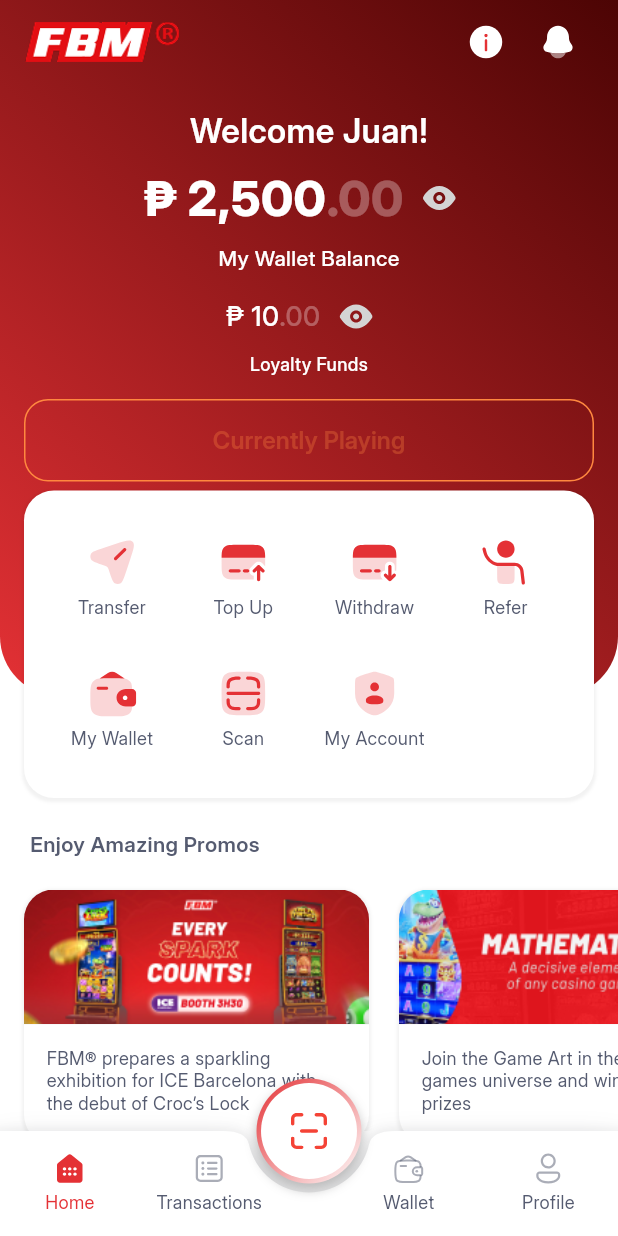
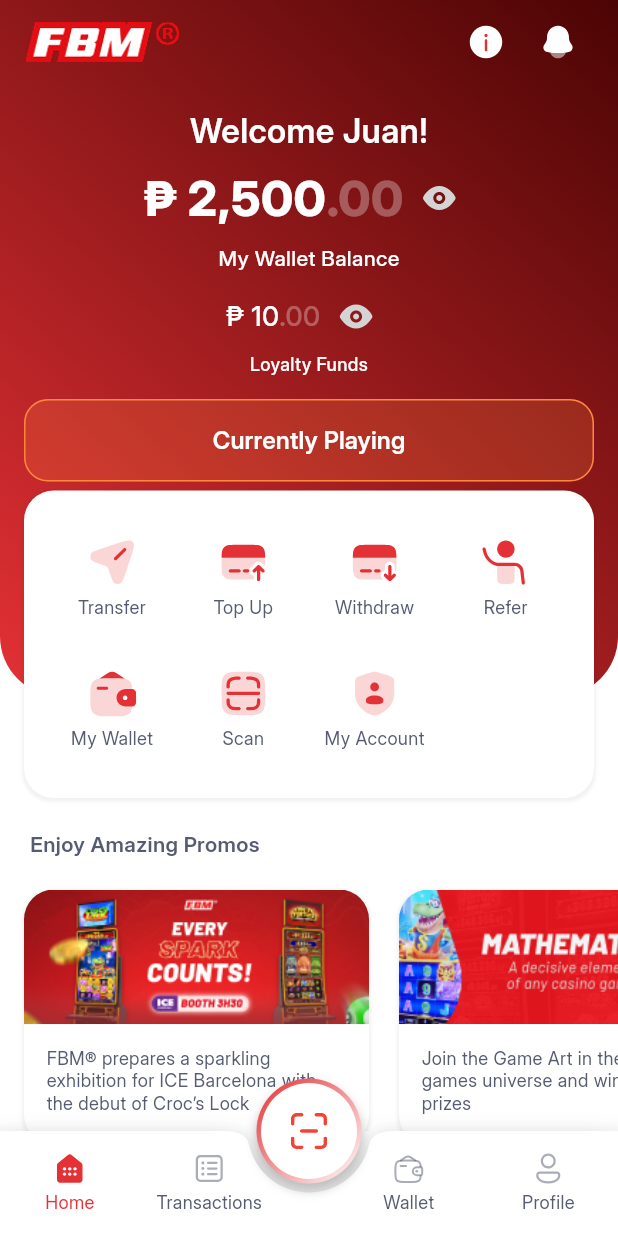
Before and after one commit to alexiss455/TEST_FLUTTER, a Flutter app: the RootPage screen opened by its route, after a tap on "Currently Playing", on a phone screen of 412 x 824 dp. Run offline on Flutter 3.47's test engine with Material 3 defaults, Android fonts, the phone set to English and light mode, and no system bars; our stand-ins replace camera, dotted_border, flutter_svg, image_picker; project files that could hold a hidden picture were left out.

Commit message:
refactor: Update CustomButton to include border property and adjust styles in LoginPage and HomePage

```diff
--- a/fbm_prototype/lib/components/_custom_button.dart
+++ b/fbm_prototype/lib/components/_custom_button.dart
@@ -13,6 +13,7 @@
   final bool isOutlined;
   final Color borderColor;
   final bool isLoading;
+  final bool border;
 
   const CustomButton({
     Key? key,
@@ -26,6 +27,7 @@
     this.fontSize = 16,
     this.isOutlined = false,
     this.isLoading = false,
+    this.border = false,
     this.borderColor = AppColors.primary,
   }) : super(key: key);
 
@@ -48,7 +50,7 @@
           shape: WidgetStateProperty.all(
             RoundedRectangleBorder(
               borderRadius: BorderRadius.circular(borderRadius),
-              side: isOutlined
+              side: border
                   ? BorderSide(color: borderColor, width: 1)
                   : BorderSide.none,
             ),
@@ -68,7 +70,7 @@
                 style: TextStyle(
                   fontSize: fontSize,
                   fontWeight: FontWeight.w600,
-                  color: isOutlined ? backGroundcolor : textColor,
+                  color: textColor,
                 ),
               ),
       ),
--- a/fbm_prototype/lib/pages/home/_home.dart
+++ b/fbm_prototype/lib/pages/home/_home.dart
@@ -227,13 +227,12 @@
                                           fontSize: 16,
                                           text: 'Currently Playing',
                                           onPressed: () => {},
-                                          isOutlined: true,
-                                          textColor: AppColors.white,
+                                          border: true,
                                           borderColor: AppColors.warningLight,
                                           height: 55,
                                           backGroundcolor: AppColors
                                               .warningLight
-                                              .withOpacity(0.3),
+                                              .withOpacity(0.2),
                                         ),
                                         SizedBox(height: 10),
                                       ],
--- a/fbm_prototype/lib/pages/root_page.dart
+++ b/fbm_prototype/lib/pages/root_page.dart
@@ -20,9 +20,7 @@
 class _RootPageState extends State<RootPage> {
   final GlobalKey<NavigatorState> _navigatorKey = GlobalKey<NavigatorState>();
   int _selectedIndex = 0;
-  bool _isLoading = false;
 
-  final Set<String> _loadedRoutes = {'/'};
   final List<String> _routes = [
     '/',
     '/transactions',
@@ -33,16 +31,6 @@
 
   Future<void> _onItemTapped(int index) async {
     final String route = _routes[index];
-
-    if (!_loadedRoutes.contains(route)) {
-      setState(() => _isLoading = true);
-
-      await Future.delayed(const Duration(seconds: 1));
-
-      if (!mounted) return;
-      _loadedRoutes.add(route);
-      setState(() => _isLoading = false);
-    }
 
     setState(() => _selectedIndex = index);
     _navigatorKey.currentState!.pushReplacement(_noTransitionRoute(route));
@@ -96,18 +84,6 @@
           floatingActionButtonLocation:
               FloatingActionButtonLocation.centerDocked,
         ),
-        if (_isLoading)
-          Positioned.fill(
-            child: Container(
-              color: Colors.white.withOpacity(0.9),
-              child: const Center(
-                child: CircularProgressIndicator(
-                  color: AppColors.primary,
-                  strokeWidth: 4,
-                ),
-              ),
-            ),
-          ),
       ],
     );
   }
```
Also changed, not shown: fbm_prototype/lib/pages/auth/_login.dart (+38 -35 lines).
